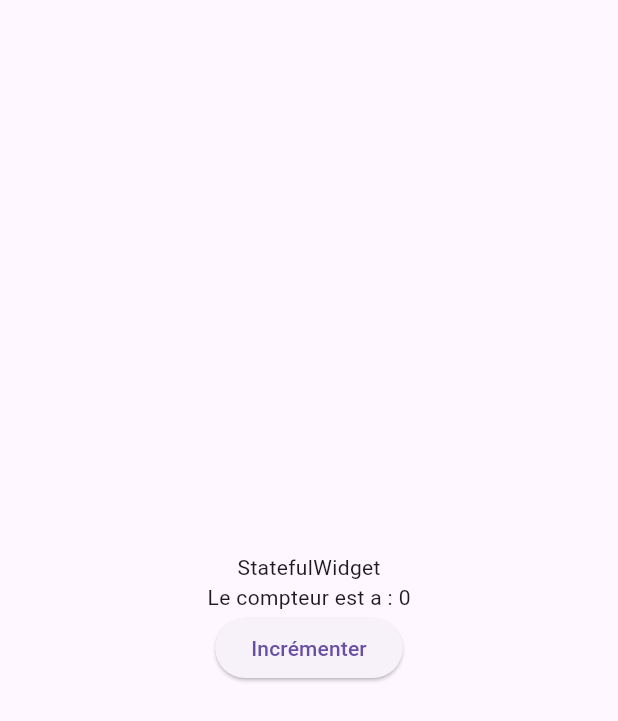
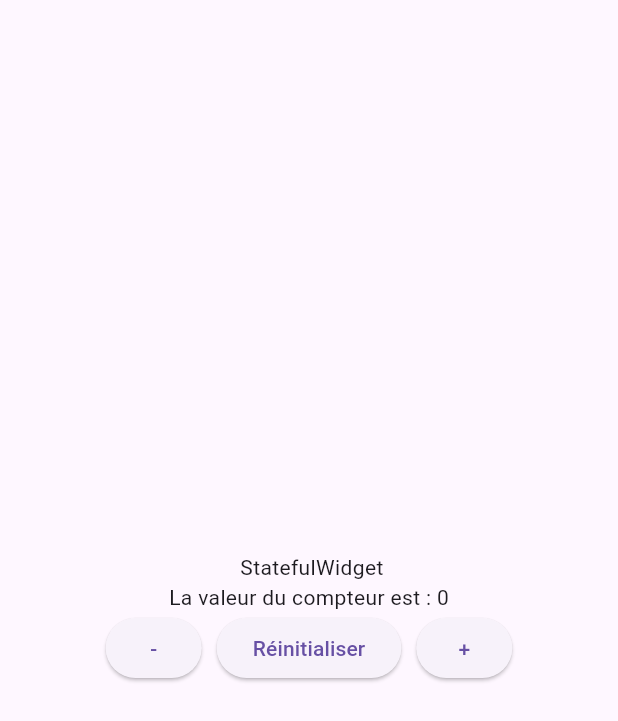
Before and after one commit to lounasallouti1/flutter_app_navigation, a Flutter app: the screen it shows after launch, on a phone screen of 412 x 824 dp. Shown: the top 721 px of the screen. Run offline on Flutter 3.47's test engine with Material 3 defaults, Android fonts, the phone set to English and light mode, and no system bars.

Commit message:
Ajout des trois boutons de contrôle (-, Réinitialiser, +)

```diff
--- a/flutter_app_stateful/lib/main.dart
+++ b/flutter_app_stateful/lib/main.dart
@@ -22,15 +22,38 @@ class _MyWidgetState extends State<MyWidget> {
           child: Column(
             mainAxisAlignment: MainAxisAlignment.center,
             children: [
-              Text("StatefulWidget"),
-              Text("Le compteur est a : $compteur"),
+              Text(" StatefulWidget"),
+              Text("La valeur du compteur est : $compteur"),
+              Row(
+                mainAxisAlignment: MainAxisAlignment.center,
+                children: [
+                  ElevatedButton(
+                    onPressed: () {
+                      setState(() {
+                        compteur--;
+                      });
+                    },
+                    child: Text("-"),
+                  ),
+                  SizedBox(width: 10),
+                  ElevatedButton(
+                    onPressed: () {
+                      setState(() {
+                        compteur = 0;
+                      });
+                    },
+                    child: Text("Réinitialiser"),
+                  ),
+                  SizedBox(width: 10),
                   ElevatedButton(
                     onPressed: () {
                       setState(() {
                         compteur++;
                       });
                     },
-                child: Text("Incrémenter"),
+                    child: Text("+"),
+                  ),
+                ],
               ),
             ],
           ),
```
Lines whose indentation alone changed are shown as unchanged.
